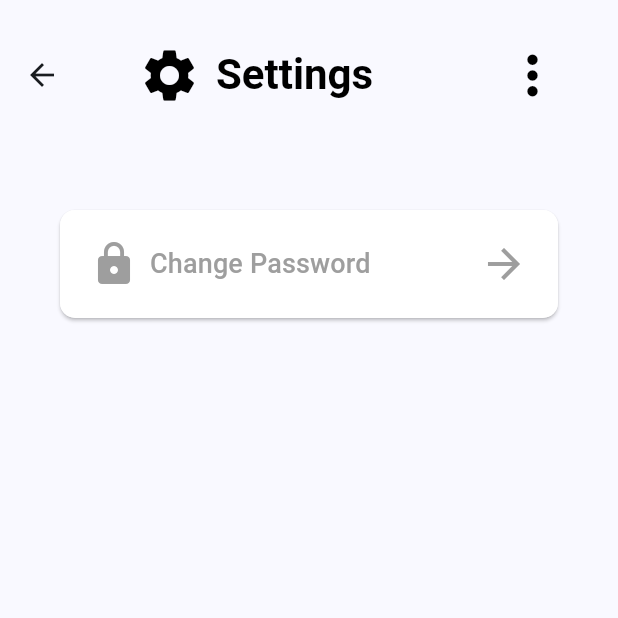
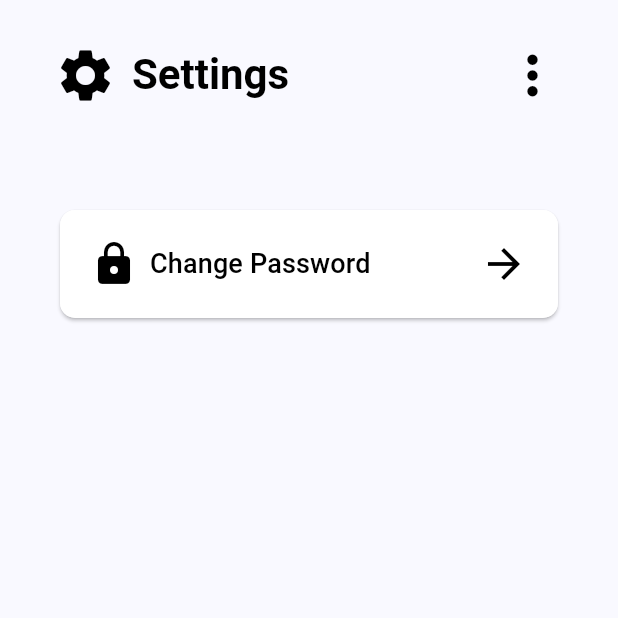
Before and after one commit to marbertcerda/sowshit, a Flutter app: the SettingsPage screen opened directly, on a phone screen of 412 x 824 dp, the top half of it. Run offline on Flutter 3.47's test engine with Material 3 defaults, Android fonts, the light colour scheme and no system bars; our stand-ins replace contained_tab_bar_view.

Commit message:
somthing shit

```diff
--- a/lib/components/base/button.dart
+++ b/lib/components/base/button.dart
@@ -33,7 +33,7 @@
       height: buttonHeight, // Set button height
       child: ElevatedButton(
         style: ElevatedButton.styleFrom(
-          primary: buttonColor,
+          backgroundColor: buttonColor,
           shape: RoundedRectangleBorder(
             borderRadius: BorderRadius.circular(8),
           ),
@@ -47,7 +47,7 @@
                 leftIcon,
                 color: textColor, // Set icon color to editable text color
               ), // Add left icon if provided
-            SizedBox(width: 8), // Add space between icon and text
+            const SizedBox(width: 8), // Add space between icon and text
             Text(
               name,
               style: TextStyle(
@@ -56,7 +56,7 @@
                 fontSize: textSize, // Apply text size
               ),
             ),
-            SizedBox(width: 8), // Add space between text and icon
+            const SizedBox(width: 8), // Add space between text and icon
             if (rightIcon != null)
               Icon(
                 rightIcon,
--- a/lib/main.dart
+++ b/lib/main.dart
@@ -24,7 +24,7 @@
         useMaterial3: true,
       ),
       // Change the home property to the desired screen
-      home: LoginPage(), // Example: changing to HomePage
+      home: SettingsPage(), // Example: changing to HomePage
     );
   }
 }
--- a/lib/views/home/login.dart
+++ b/lib/views/home/login.dart
@@ -1,6 +1,5 @@
 import 'package:flutter/material.dart';
 import 'package:shit/components/base/button.dart';
-import 'package:shit/components/base/longbutton.dart';
 import 'package:shit/components/forms/textfield.dart';
 
 class LoginPage extends StatelessWidget {
--- a/lib/views/settingPage/changePass.dart
+++ b/lib/views/settingPage/changePass.dart
@@ -1,7 +1,6 @@
 import 'package:flutter/material.dart';
 
 import '../../components/base/button.dart';
-import '../../components/base/buttonWithIcon.dart';
 import '../../components/forms/textfield.dart';
 
 class ChangePasswordPage extends StatelessWidget {
@@ -36,8 +35,8 @@
           ],
         ),
       ),
-      body: Padding(
-        padding: const EdgeInsets.all(30), // Add padding around the entire page
+      body: const Padding(
+        padding: EdgeInsets.all(30), // Add padding around the entire page
         child: Column(
           children: [
             // Add your text widget here
--- a/lib/components/base/buttonWithIcon.dart
+++ b/lib/views/settingPage/changePassButton.dart
@@ -1,10 +1,19 @@
 import 'package:flutter/material.dart';
+import 'package:shit/views/settingPage/changePass.dart';
 
 class Button2 extends StatelessWidget {
-  const Button2({Key? key, required this.name, this.width = 0});
+  const Button2({
+    Key? key,
+    required this.name,
+    required this.iconLeft,
+    required this.iconRight,
+    this.width = 0,
+  }) : super(key: key);
 
   final double width;
   final String name;
+  final IconData iconLeft;
+  final IconData iconRight;
 
   @override
   Widget build(BuildContext context) {
@@ -15,39 +24,44 @@
     return SizedBox(
       width: size,
       child: ElevatedButton.icon(
-        onPressed: () {},
+        onPressed: () {
+          Navigator.push(
+            context,
+            MaterialPageRoute(builder: (context) => const ChangePasswordPage()),
+          );
+        },
         style: ButtonStyle(
           backgroundColor: MaterialStateProperty.all<Color>(
               Colors.white), // Set background color to white
-          side: MaterialStateProperty.all<BorderSide>(
-              BorderSide(color: Colors.white54)), // Set border color to gray
+          side: MaterialStateProperty.all<BorderSide>(const BorderSide(
+              color: Colors.white54)), // Set border color to gray
           padding: MaterialStateProperty.all<EdgeInsetsGeometry>(
-              EdgeInsets.all(20)), // Add padding inside the button
+              const EdgeInsets.all(20)), // Add padding inside the button
           shape: MaterialStateProperty.all<RoundedRectangleBorder>(
             RoundedRectangleBorder(
               borderRadius: BorderRadius.circular(10.0), // Adjust radius
             ),
           ),
         ),
-        icon: const Icon(
-          Icons.lock,
-          size: 32, // Adjust size of the lock icon
-          color: Colors.grey, // Change icon color to gray
+        icon: Icon(
+          iconLeft,
+          size: 32, // Adjust size of the icon
+          color: Colors.black, // Change icon color to gray
         ),
         label: Row(
           mainAxisAlignment: MainAxisAlignment.spaceBetween,
           children: [
             Text(
-              'Change Password',
-              style: TextStyle(
+              name,
+              style: const TextStyle(
                 fontSize: 18, // Adjust text size
-                color: Colors.grey, // Change text color to gray
+                color: Colors.black, // Change text color to gray
               ),
             ),
             Icon(
-              Icons.arrow_forward,
-              size: 32, // Adjust size of the arrow forward icon
-              color: Colors.grey, // Change icon color to gray
+              iconRight,
+              size: 32, // Adjust size of the icon
+              color: Colors.black, // Change icon color to gray
             ), // Arrow right icon
           ],
         ),
--- a/lib/views/settingPage/setting.dart
+++ b/lib/views/settingPage/setting.dart
@@ -1,7 +1,6 @@
 import 'package:flutter/material.dart';
 
-import '../../components/base/button.dart';
-import '../../components/base/buttonWithIcon.dart';
+import 'changePassButton.dart';
 
 class SettingsPage extends StatelessWidget {
   const SettingsPage({Key? key});
@@ -48,10 +47,13 @@
         padding: EdgeInsets.all(20), // Add padding around the entire page
         child: Column(
           children: [
-            // Add your button widget here
             Padding(
               padding: EdgeInsets.all(20), // Add padding inside the button
-              child: Button2(name: 'asdasdasd'),
+              child: Button2(
+                name: 'Change Password',
+                iconLeft: Icons.lock,
+                iconRight: Icons.arrow_forward,
+              ),
             ),
           ],
         ),
```
Also changed, not shown: lib/views/AddTicketPage/addTicketPage.dart (+9 -14 lines), lib/views/home/home.dart (+11 -11 lines).
